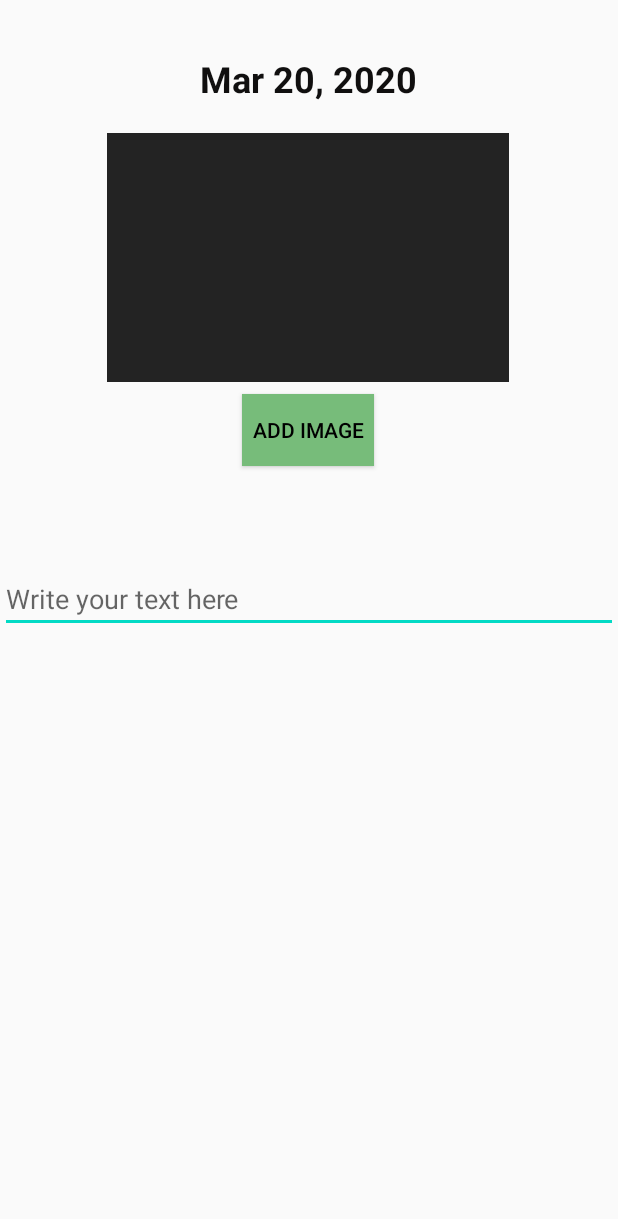
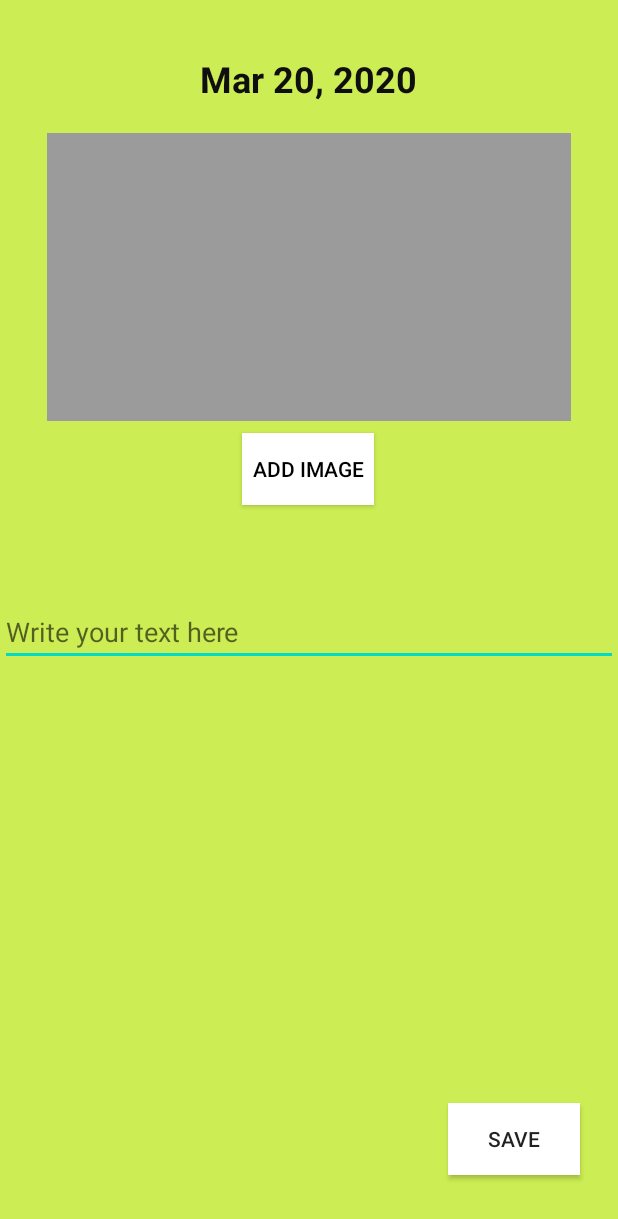
Before and after one commit to jpaivarinta/Diamory, an Android app: the LogActivity screen opened directly, with no data from a screen before it, on a phone screen of 412 x 824 dp. Shown: the top 1219 px of the screen. Run offline under Robolectric (Android 15) with nearby library versions, the phone set to English and light mode, and no system bars; Roboto replaces fonts that are not available here.

Commit message:
"save button, fine tuning"

```diff
--- a/app/src/main/java/com/example/diamory/MainActivity.kt
+++ b/app/src/main/java/com/example/diamory/MainActivity.kt
@@ -11,15 +11,16 @@ class MainActivity : AppCompatActivity() {
         super.onCreate(savedInstanceState)
         setContentView(R.layout.activity_main)
 
-        button_log.setOnClickListener{
+        button_log.setOnClickListener {
             val intent = Intent(applicationContext, LogActivity::class.java)
             startActivity(intent)
+        }
 
         button_diary.setOnClickListener{
             val intent = Intent(applicationContext, DiaryActivity::class.java)
             startActivity(intent)
         }
-        }
+
     }
 
 
--- a/app/src/main/res/drawable/ic_add_black_96dp.xml
+++ b/app/src/main/res/drawable/ic_add_black_24dp.xml
@@ -1,4 +1,5 @@
-<vector android:height="96dp" android:viewportHeight="24.0"
+<vector android:alpha="0.91" android:height="96dp"
+    android:tint="#060606" android:viewportHeight="24.0"
     android:viewportWidth="24.0" android:width="96dp" xmlns:android="http://schemas.android.com/apk/res/android">
     <path android:fillColor="#FF000000" android:pathData="M19,13h-6v6h-2v-6H5v-2h6V5h2v6h6v2z"/>
 </vector>
--- a/app/src/main/res/layout/activity_log.xml
+++ b/app/src/main/res/layout/activity_log.xml
@@ -9,10 +9,10 @@
 
     <ImageView
         android:id="@+id/imageView"
-        android:layout_width="268dp"
-        android:layout_height="166dp"
+        android:layout_width="349dp"
+        android:layout_height="192dp"
         android:layout_marginTop="20dp"
-        android:background="#232323"
+        android:background="#9C9B9B"
         android:cropToPadding="true"
         android:padding="2.5dp"
         android:scaleType="centerCrop"
@@ -41,7 +41,7 @@
         android:layout_width="wrap_content"
         android:layout_height="wrap_content"
         android:layout_marginTop="8dp"
-        android:background="#77BC7A"
+        android:background="#FFFFFF"
         android:scrollbarStyle="outsideInset"
         android:text="Add image"
         android:textColor="#000000"
@@ -60,5 +60,18 @@
         app:layout_constraintVertical_bias="0.141"
         tools:layout_editor_absoluteX="-16dp" />
 
+    <Button
+        android:id="@+id/button_save"
+        android:layout_width="wrap_content"
+        android:layout_height="wrap_content"
+        android:background="#FFFFFF"
+        android:text="Save"
+        app:layout_constraintBottom_toBottomOf="parent"
+        app:layout_constraintEnd_toEndOf="parent"
+        app:layout_constraintHorizontal_bias="0.922"
+        app:layout_constraintStart_toStartOf="parent"
+        app:layout_constraintTop_toBottomOf="@+id/diaryText"
+        app:layout_constraintVertical_bias="0.877" />
+
 
 </androidx.constraintlayout.widget.ConstraintLayout>
--- a/app/src/main/res/values/colors.xml
+++ b/app/src/main/res/values/colors.xml
@@ -3,4 +3,5 @@
     <color name="colorPrimary">#6200EE</color>
     <color name="colorPrimaryDark">#3700B3</color>
     <color name="colorAccent">#03DAC5</color>
+    <color name="colorBackground">#CCED53</color>
 </resources>
--- a/app/src/main/res/values/styles.xml
+++ b/app/src/main/res/values/styles.xml
@@ -6,6 +6,7 @@
         <item name="colorPrimary">@color/colorPrimary</item>
         <item name="colorPrimaryDark">@color/colorPrimaryDark</item>
         <item name="colorAccent">@color/colorAccent</item>
+        <item name="android:windowBackground">@color/colorBackground</item>
     </style>
 
 </resources>
```
Also changed, not shown: app/src/main/java/com/example/diamory/LogActivity.kt (+9 -0 lines), app/src/main/res/layout/activity_main.xml (+34 -10 lines).
